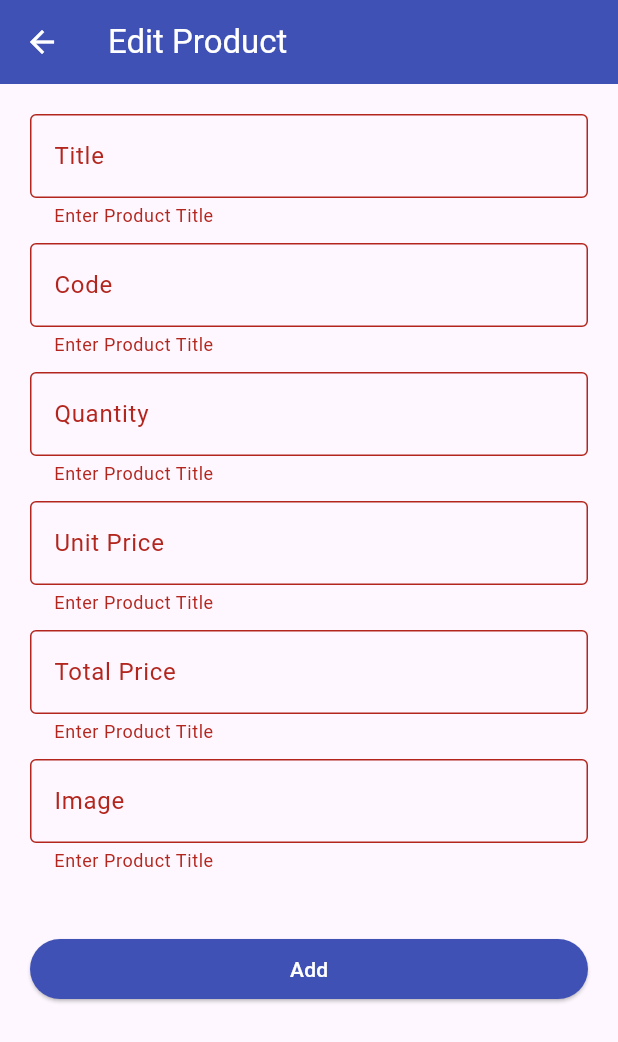
After one commit to mdabdulhairubel/Flutter-CRUD-using-API, a Flutter app: the EditProductScreen screen opened directly, after a tap on "Add", on a phone screen of 412 x 824 dp. The commit adds this screen. Shown: the top 1042 px of the screen. Run offline on Flutter 3.47's test engine with Material 3 defaults, Android fonts, the phone set to English and light mode, and no system bars.

Commit message:
edit screen add

```diff
--- /dev/null
+++ b/lib/edit_prodcut_screen.dart
@@ -0,0 +1,154 @@
+import 'package:flutter/material.dart';
+
+class EditProductScreen extends StatefulWidget {
+  const EditProductScreen({super.key});
+
+  @override
+  State<EditProductScreen> createState() => _EditProductScreenState();
+}
+
+class _EditProductScreenState extends State<EditProductScreen> {
+  final TextEditingController _titleTEC = TextEditingController();
+  final TextEditingController _quantityTEC = TextEditingController();
+  final TextEditingController _productCodeTEC = TextEditingController();
+  final TextEditingController _unitePriceTEC = TextEditingController();
+  final TextEditingController _totalPriceTEC = TextEditingController();
+  final TextEditingController _imageTEC = TextEditingController();
+  final GlobalKey<FormState> _formKEY = GlobalKey();
+
+  @override
+  Widget build(BuildContext context) {
+    return Scaffold(
+      appBar: AppBar(
+        title: const Text("Edit Product"),
+      ),
+      body: Padding(
+        padding: const EdgeInsets.all(20),
+        child: SingleChildScrollView(
+          child: Form(
+            key: _formKEY,
+            child: Column(
+              children: [
+                TextFormField(
+                  controller: _titleTEC,
+                  decoration: const InputDecoration(
+                    hintText: 'Enter Your Title',
+                    labelText: 'Title',
+                    border: OutlineInputBorder(),
+                  ),
+                  validator: (String? value) {
+                    if (value!.trim().isEmpty) {
+                      return "Enter Product Title";
+                    }
+                    return null;
+                  },
+                ),
+                const SizedBox(
+                  height: 10,
+                ),
+                TextFormField(
+                  controller: _productCodeTEC,
+                  decoration: const InputDecoration(
+                    hintText: 'Enter Product Code',
+                    labelText: 'Code',
+                    border: OutlineInputBorder(),
+
+                  ),
+                  validator: (String? value) {
+                    if (value!.trim().isEmpty) {
+                      return "Enter Product Title";
+                    }
+                    return null;
+                  },
+                ),
+                const SizedBox(
+                  height: 10,
+                ),
+                TextFormField(
+                  controller: _quantityTEC,
+                  decoration: const InputDecoration(
+                    hintText: 'Enter Product Quantity',
+                    labelText: 'Quantity',
+                    border: OutlineInputBorder(),
+                  ),
+                  validator: (String? value) {
+                    if (value!.trim().isEmpty) {
+                      return "Enter Product Title";
+                    }
+                    return null;
+                  },
+                ),
+                const SizedBox(
+                  height: 10,
+                ),
+                TextFormField(
+                  controller: _unitePriceTEC,
+                  decoration: const InputDecoration(
+                    hintText: 'Enter Unit Price',
+                    labelText: 'Unit Price',
+                    border: OutlineInputBorder(),
+                  ),
+                  validator: (String? value) {
+                    if (value!.trim().isEmpty) {
+                      return "Enter Product Title";
+                    }
+                    return null;
+                  },
+                ),
+                const SizedBox(
+                  height: 10,
+                ),
+                TextFormField(
+                  controller: _totalPriceTEC,
+                  decoration: const InputDecoration(
+                    hintText: 'Enter Total Price',
+                    labelText: 'Total Price',
+                    border: OutlineInputBorder(),
+                  ),
+                  validator: (String? value) {
+                    if (value!.trim().isEmpty) {
+                      return "Enter Product Title";
+                    }
+                    return null;
+                  },
+                ),
+                const SizedBox(
+                  height: 10,
+                ),
+                TextFormField(
+                  controller: _imageTEC,
+                  decoration: const InputDecoration(
+                    hintText: 'Enter Image URL',
+                    labelText: 'Image',
+                    border: OutlineInputBorder(),
+                  ),
+                  validator: (String? value) {
+                    if (value!.trim().isEmpty) {
+                      return "Enter Product Title";
+                    }
+                    return null;
+                  },
+                ),
+                const SizedBox(
+                  height: 40,
+                ),
+                SizedBox(
+                    width: double.infinity,
+                    child: ElevatedButton(
+                      style: ElevatedButton.styleFrom(
+                        backgroundColor: Colors.indigo,
+                        foregroundColor: Colors.white,
+                      ),
+                        onPressed: () {
+                          if (_formKEY.currentState!.validate()) {
+
+                          }
+                        }, child: const Text("Add"),),),
+              ],
+            ),
+          ),
+        ),
+      ),
+    );
+  }
+}
--- a/lib/home_screen.dart
+++ b/lib/home_screen.dart
@@ -1,6 +1,6 @@
 import 'package:flutter/material.dart';
-
 import 'add_product_screen.dart';
+import 'edit_prodcut_screen.dart';
 
 enum PopoupMenuType { edit, delete }
 
@@ -54,9 +54,15 @@ class HomeScreen extends StatelessWidget {
               ),
               trailing: PopupMenuButton<PopoupMenuType>(
                 itemBuilder: (context) => [
-                  const PopupMenuItem(
+                  PopupMenuItem(
                     value: PopoupMenuType.edit,
-                    child: Row(
+                    onTap: () {
+                      Navigator.push(
+                        context,
+                        MaterialPageRoute(builder: (context) => const EditProductScreen()),
+                      );
+                    },
+                    child: const Row(
                       children: [
                         Icon(Icons.edit),
                         SizedBox(
@@ -71,9 +77,7 @@ class HomeScreen extends StatelessWidget {
                     child: Row(
                       children: [
                         Icon(Icons.delete),
-                        SizedBox(
-                          width: 10,
-                        ),
+                        SizedBox(width: 10),
                         Text("Delete"),
                       ],
                     ),
```
